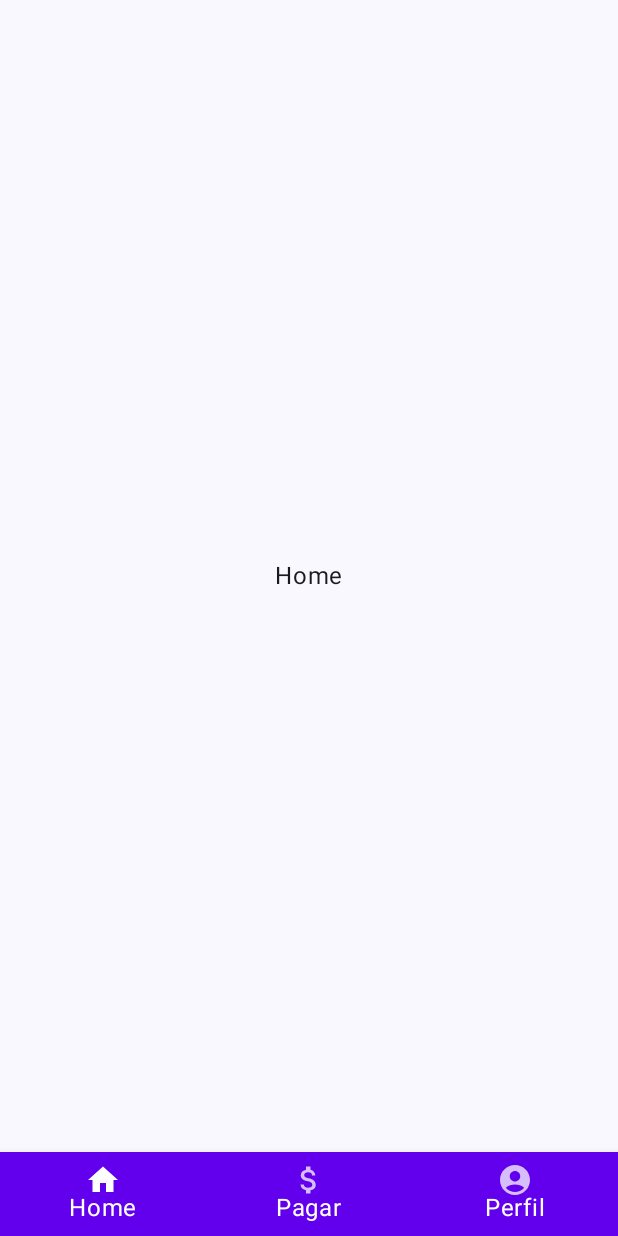
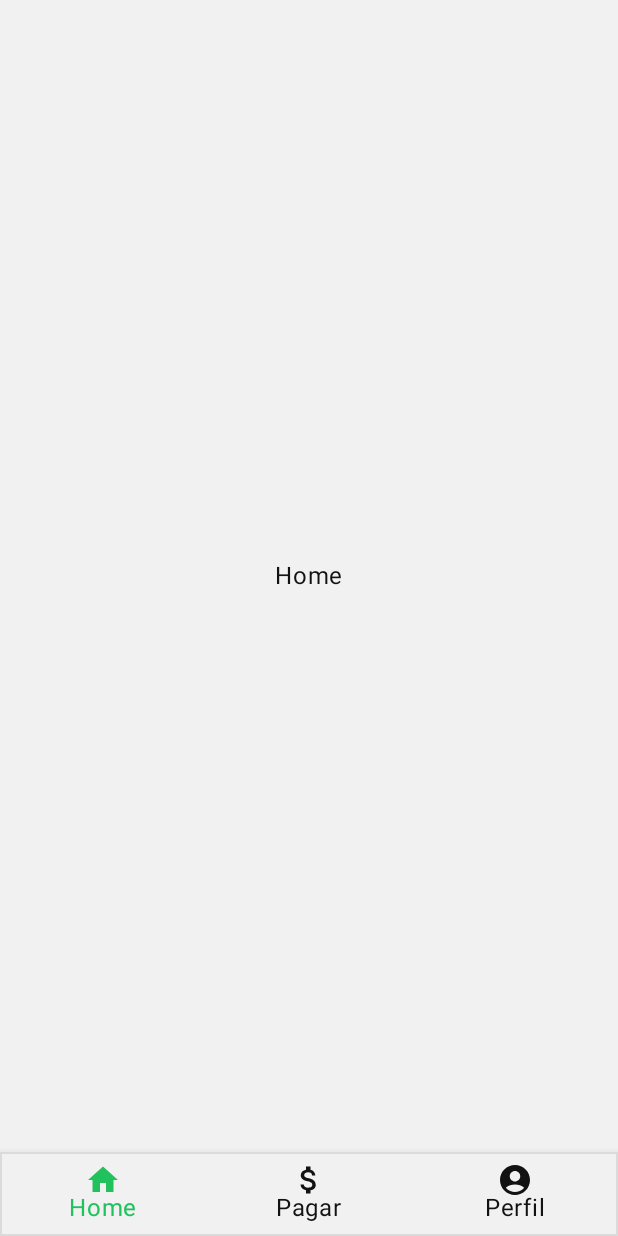
Before and after one commit to rodolfoHOk/dio.picpayclone-app, an Android app built with Jetpack Compose: the screen it shows after launch (MainActivity), after a tap on "ENTRAR", on a phone screen of 412 x 824 dp. Run offline under Robolectric (Android 15) with nearby library versions, the phone set to English and light mode, and no system bars; our stand-ins replace Dagger/Hilt's generated code.

Commit message:
feat: custom theme color scheme

```diff
--- a/app/src/main/java/br/com/dio/picpaycloneapp/components/StyledTextField.kt
+++ b/app/src/main/java/br/com/dio/picpaycloneapp/components/StyledTextField.kt
@@ -7,17 +7,15 @@ import androidx.compose.foundation.text.KeyboardOptions
 import androidx.compose.material.Text
 import androidx.compose.material.TextField
 import androidx.compose.material.TextFieldDefaults
+import androidx.compose.material3.MaterialTheme
 import androidx.compose.runtime.Composable
 import androidx.compose.ui.Modifier
-import androidx.compose.ui.graphics.Color
-import androidx.compose.ui.res.colorResource
 import androidx.compose.ui.text.TextStyle
 import androidx.compose.ui.text.font.FontWeight
 import androidx.compose.ui.text.input.KeyboardType
 import androidx.compose.ui.text.input.PasswordVisualTransformation
 import androidx.compose.ui.text.input.VisualTransformation
 import androidx.compose.ui.unit.dp
-import br.com.dio.picpaycloneapp.R
 
 @Composable
 fun StyledTextField(
@@ -36,22 +34,23 @@ fun StyledTextField(
             PasswordVisualTransformation()
         else VisualTransformation.None,
         label = {
-            Text(
-                label, style = TextStyle(color = colorResource(id = R.color.colorPrimaryDark))
-            )
+            Text(label)
         },
         value = value,
         onValueChange = onValueChange,
         maxLines = 1,
         textStyle = TextStyle(fontWeight = FontWeight.Bold),
-        modifier = Modifier.padding(16.dp).fillMaxWidth(),
+        modifier = Modifier
+            .padding(16.dp)
+            .fillMaxWidth(),
         shape = RoundedCornerShape(topStart = 4.dp, topEnd = 4.dp),
         colors = TextFieldDefaults.textFieldColors(
-            backgroundColor = Color.White,
-            focusedIndicatorColor = colorResource(id = R.color.colorPrimaryDark),
-            unfocusedIndicatorColor = colorResource(id = R.color.gray),
-            placeholderColor = colorResource(id = R.color.colorPrimaryDark),
-            cursorColor = colorResource(id = R.color.colorPrimaryDark),
+            backgroundColor = MaterialTheme.colorScheme.background,
+            focusedIndicatorColor = MaterialTheme.colorScheme.tertiary,
+            unfocusedIndicatorColor = MaterialTheme.colorScheme.surface,
+            unfocusedLabelColor = MaterialTheme.colorScheme.onSurface,
+            focusedLabelColor = MaterialTheme.colorScheme.primary,
+            cursorColor = MaterialTheme.colorScheme.tertiary,
         )
     )
 }
--- a/app/src/main/java/br/com/dio/picpaycloneapp/ui/bottom_nav/BottomNavBar.kt
+++ b/app/src/main/java/br/com/dio/picpaycloneapp/ui/bottom_nav/BottomNavBar.kt
@@ -1,14 +1,17 @@
 package br.com.dio.picpaycloneapp.ui.bottom_nav
 
+import androidx.compose.foundation.border
 import androidx.compose.material.BottomNavigation
 import androidx.compose.material.BottomNavigationItem
 import androidx.compose.material.Icon
+import androidx.compose.material3.MaterialTheme
 import androidx.compose.material3.Text
 import androidx.compose.runtime.Composable
 import androidx.compose.runtime.getValue
-import androidx.compose.ui.graphics.Color
+import androidx.compose.ui.Modifier
 import androidx.compose.ui.res.painterResource
 import androidx.compose.ui.res.stringResource
+import androidx.compose.ui.unit.dp
 import androidx.navigation.NavController
 import androidx.navigation.NavDestination.Companion.hierarchy
 import androidx.navigation.NavGraph.Companion.findStartDestination
@@ -21,13 +24,22 @@ fun BottomNavBar(navController: NavController) {
         BottomNavScreen.Payment,
         BottomNavScreen.Profile
     )
-    BottomNavigation {
+    BottomNavigation(
+        backgroundColor = MaterialTheme.colorScheme.background,
+        modifier = Modifier.border(width = 1.dp, MaterialTheme.colorScheme.surface),
+    ) {
         val navBackStackEntry by navController.currentBackStackEntryAsState()
         val currentDestination = navBackStackEntry?.destination
 
         items.forEach { screen ->
+            val isSelectedItem = currentDestination?.hierarchy?.any {
+                it.route == screen.route
+            } == true
+
             BottomNavigationItem(
-                selected = currentDestination?.hierarchy?.any { it.route == screen.route } == true,
+                selected = isSelectedItem,
+                selectedContentColor = MaterialTheme.colorScheme.primary,
+                unselectedContentColor = MaterialTheme.colorScheme.onPrimary,
                 icon = {
                     Icon(
                         painterResource(id = screen.iconId),
@@ -37,7 +49,9 @@ fun BottomNavBar(navController: NavController) {
                 label = {
                     Text(
                         text = stringResource(id = screen.resourceId),
-                        color = Color.White
+                        color = if (isSelectedItem)
+                            MaterialTheme.colorScheme.primary
+                        else MaterialTheme.colorScheme.onPrimary
                     )
                 },
                 onClick = {
--- a/app/src/main/java/br/com/dio/picpaycloneapp/ui/login/LoginScreen.kt
+++ b/app/src/main/java/br/com/dio/picpaycloneapp/ui/login/LoginScreen.kt
@@ -1,5 +1,6 @@
 package br.com.dio.picpaycloneapp.ui.login
 
+import androidx.compose.animation.animateColorAsState
 import androidx.compose.foundation.Image
 import androidx.compose.foundation.background
 import androidx.compose.foundation.layout.Box
@@ -11,6 +12,7 @@ import androidx.compose.foundation.layout.padding
 import androidx.compose.foundation.shape.RoundedCornerShape
 import androidx.compose.material3.Button
 import androidx.compose.material3.ButtonDefaults
+import androidx.compose.material3.MaterialTheme
 import androidx.compose.material3.Text
 import androidx.compose.runtime.Composable
 import androidx.compose.runtime.getValue
@@ -19,8 +21,7 @@ import androidx.compose.runtime.remember
 import androidx.compose.runtime.setValue
 import androidx.compose.ui.Alignment
 import androidx.compose.ui.Modifier
-import androidx.compose.ui.graphics.Color
-import androidx.compose.ui.res.colorResource
+import androidx.compose.ui.graphics.toArgb
 import androidx.compose.ui.res.painterResource
 import androidx.compose.ui.text.input.KeyboardType
 import androidx.compose.ui.unit.dp
@@ -51,7 +52,7 @@ fun LoginScreen(navController: NavController, loginViewModel: LoginViewModel = v
     Box(
         modifier = Modifier
             .fillMaxSize()
-            .background(colorResource(id = R.color.colorPrimary))
+            .background(MaterialTheme.colorScheme.primary)
     ) {
         Column(
             modifier = Modifier
@@ -84,8 +85,7 @@ fun LoginScreen(navController: NavController, loginViewModel: LoginViewModel = v
                     .padding(16.dp)
                     .fillMaxWidth(),
                 colors = ButtonDefaults.buttonColors(
-                    Color.White,
-                    contentColor = Color.Black,
+                    MaterialTheme.colorScheme.background
                 ),
                 shape = RoundedCornerShape(8.dp)
             ) {
--- a/app/src/main/java/br/com/dio/picpaycloneapp/ui/theme/Color.kt
+++ b/app/src/main/java/br/com/dio/picpaycloneapp/ui/theme/Color.kt
@@ -2,10 +2,10 @@ package br.com.dio.picpaycloneapp.ui.theme
 
 import androidx.compose.ui.graphics.Color
 
-val Purple80 = Color(0xFFD0BCFF)
-val PurpleGrey80 = Color(0xFFCCC2DC)
-val Pink80 = Color(0xFFEFB8C8)
-
-val Purple40 = Color(0xFF6650a4)
-val PurpleGrey40 = Color(0xFF625b71)
-val Pink40 = Color(0xFF7D5260)
+val ColorPrimary = Color(0xFF21C25E)
+val ColorPrimaryDark = Color(0xFF009031)
+val ColorAccent = Color(0xFF66f68d)
+val LightGray = Color(0xFFF1F1F1)
+val Gray = Color(0xFFDBDBDB)
+val TextPrimary = Color(0xFF121212)
+val TextSecondary = Color(0xFF787878)
--- a/app/src/main/java/br/com/dio/picpaycloneapp/ui/theme/Theme.kt
+++ b/app/src/main/java/br/com/dio/picpaycloneapp/ui/theme/Theme.kt
@@ -16,32 +16,36 @@ import androidx.compose.ui.platform.LocalView
 import androidx.core.view.WindowCompat
 
 private val DarkColorScheme = darkColorScheme(
-    primary = Purple80,
-    secondary = PurpleGrey80,
-    tertiary = Pink80
+    primary = ColorPrimary,
+    secondary = ColorAccent,
+    tertiary = ColorPrimaryDark,
+    background = LightGray,
+    surface = Gray,
+    onPrimary = TextPrimary,
+    onSecondary = TextSecondary,
+    onTertiary = TextPrimary,
+    onBackground = TextPrimary,
+    onSurface = TextSecondary
 )
 
 private val LightColorScheme = lightColorScheme(
-    primary = Purple40,
-    secondary = PurpleGrey40,
-    tertiary = Pink40
-
-    /* Other default colors to override
-    background = Color(0xFFFFFBFE),
-    surface = Color(0xFFFFFBFE),
-    onPrimary = Color.White,
-    onSecondary = Color.White,
-    onTertiary = Color.White,
-    onBackground = Color(0xFF1C1B1F),
-    onSurface = Color(0xFF1C1B1F),
-    */
+    primary = ColorPrimary,
+    secondary = ColorAccent,
+    tertiary = ColorPrimaryDark,
+    background = LightGray,
+    surface = Gray,
+    onPrimary = TextPrimary,
+    onSecondary = TextSecondary,
+    onTertiary = TextPrimary,
+    onBackground = TextPrimary,
+    onSurface = TextSecondary
 )
 
 @Composable
 fun PicPayCloneAppTheme(
     darkTheme: Boolean = isSystemInDarkTheme(),
     // Dynamic color is available on Android 12+
-    dynamicColor: Boolean = true,
+    dynamicColor: Boolean = false,
     content: @Composable () -> Unit
 ) {
     val colorScheme = when {
@@ -57,7 +61,7 @@ fun PicPayCloneAppTheme(
     if (!view.isInEditMode) {
         SideEffect {
             val window = (view.context as Activity).window
-            window.statusBarColor = colorScheme.primary.toArgb()
+            window.statusBarColor = colorScheme.tertiary.toArgb()
             WindowCompat.getInsetsController(window, view).isAppearanceLightStatusBars = darkTheme
         }
     }
--- a/app/src/main/res/values/colors.xml
+++ b/app/src/main/res/values/colors.xml
@@ -5,4 +5,6 @@
     <color name="colorAccent">#66f68d</color>
     <color name="lightGray">#F1F1F1</color>
     <color name="gray">#DBDBDB</color>
+    <color name="textPrimary">#121212</color>
+    <color name="textSecondary">#787878</color>
 </resources>
```
